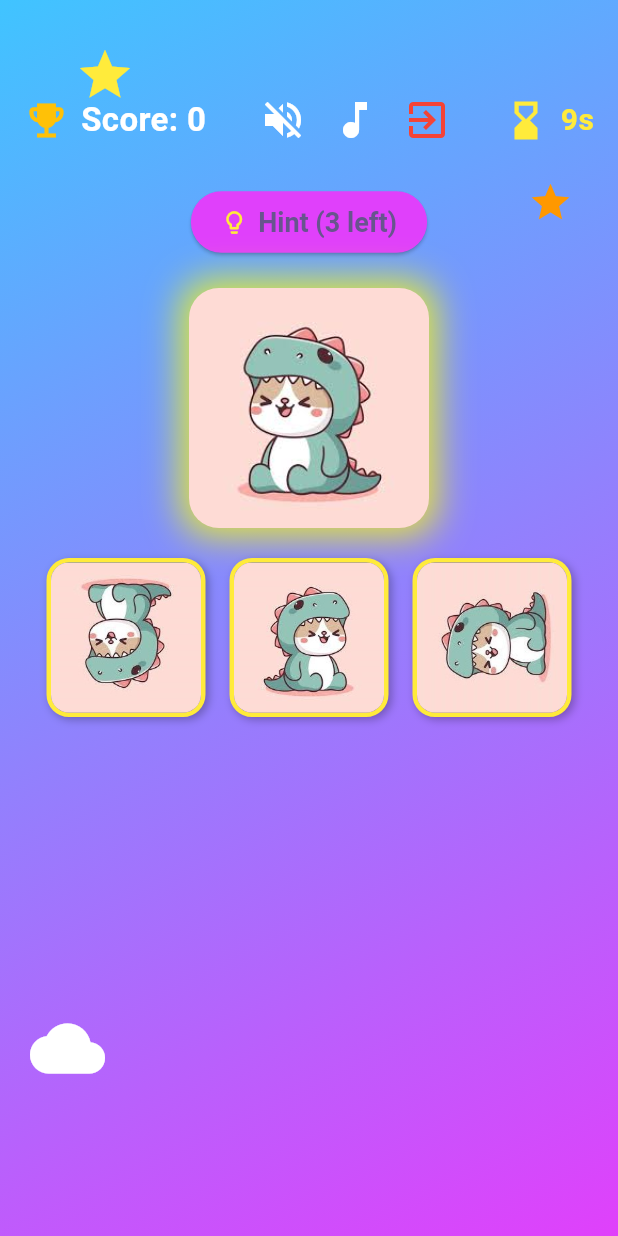
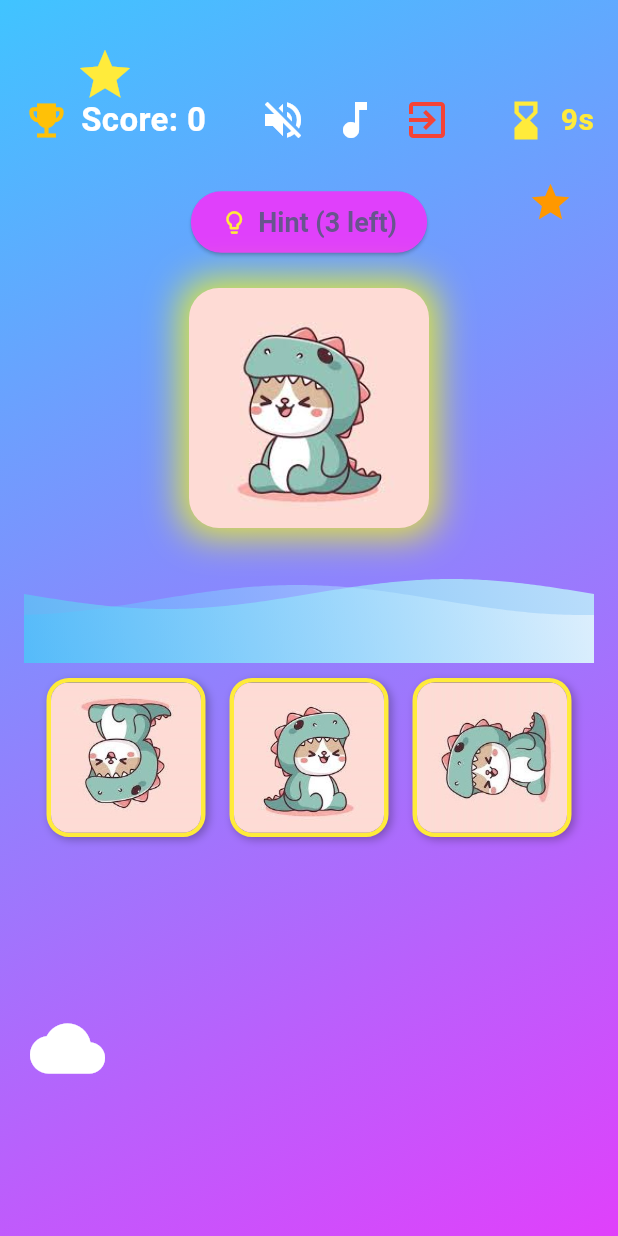
Before and after one commit to Urvisha1103/mirror_image_game, a Flutter app: the QuestionsPage screen opened directly, after a tap on the "volume up" icon, after a tap on "Water Reflection", on a phone screen of 412 x 824 dp. Run offline on Flutter 3.47's test engine with Material 3 defaults, Android fonts, the phone set to English and light mode, and no system bars; drawn by our look-alikes of wave; our stand-ins replace audioplayers, vibration.

Commit message:
add mirror zone and water zone

```diff
--- a/lib/questions_screen.dart
+++ b/lib/questions_screen.dart
@@ -4,6 +4,8 @@ import 'package:mirror_image_game/sound_manager.dart';
 import 'package:mirror_image_game/timer.dart';
 import 'package:provider/provider.dart';
 import 'package:vibration/vibration.dart';
+import 'package:wave/wave.dart';
+import 'package:wave/config.dart';
 
 class QuestionsPage extends StatefulWidget {
   const QuestionsPage({super.key});
@@ -16,8 +18,8 @@ class _QuestionsPageState extends State<QuestionsPage>
     with SingleTickerProviderStateMixin {
   int score = 0;
   int currentIndex = 0;
-  int hintCount = 3; // Number of hints available
-  bool showHint = false; // To show the highlighted answer
+  int hintCount = 3;
+  bool showHint = false;
 
   late AnimationController _animationController;
   late GameTimer gameTimer;
@@ -117,7 +119,6 @@ class _QuestionsPageState extends State<QuestionsPage>
 
     gameTimer.startTimer();
 
-    // Start background music
     SoundManager.playBackgroundMusic();
   }
 
@@ -152,13 +153,13 @@ class _QuestionsPageState extends State<QuestionsPage>
 
     if (isCorrect) {
       SoundManager.playCorrectSound();
-      Vibration.vibrate(duration: 100); // short vibration for rigth answer
+      Vibration.vibrate(duration: 100);
       setState(() {
         score += 10;
       });
     } else {
       SoundManager.playWrongSound();
-      Vibration.vibrate(duration: 300); // longer vibration for wrong answer
+      Vibration.vibrate(duration: 300);
       setState(() {
         score = max(0, score - 5);
       });
@@ -228,31 +229,23 @@ class _QuestionsPageState extends State<QuestionsPage>
           shape:
               RoundedRectangleBorder(borderRadius: BorderRadius.circular(20)),
           backgroundColor: const Color.fromARGB(255, 248, 247, 152),
-          title: const Text(
-            "Exit Game?",
-            style: TextStyle(fontSize: 22, fontWeight: FontWeight.bold),
-          ),
-          content: const Text(
-            "Are you sure you want to exit?",
-            style: TextStyle(fontSize: 18),
-          ),
+          title: const Text("Exit Game?",
+              style: TextStyle(fontSize: 22, fontWeight: FontWeight.bold)),
+          content: const Text("Are you sure you want to exit?",
+              style: TextStyle(fontSize: 18)),
           actions: [
             TextButton(
               onPressed: () => Navigator.of(context).pop(),
-              child: const Text(
-                "No",
-                style: TextStyle(fontSize: 18, color: Colors.blue),
-              ),
+              child: const Text("No",
+                  style: TextStyle(fontSize: 18, color: Colors.blue)),
             ),
             TextButton(
               onPressed: () {
                 Navigator.of(context).pop();
-                Navigator.of(context).pop(); // Exits game screen
+                Navigator.of(context).pop();
               },
-              child: const Text(
-                "Yes",
-                style: TextStyle(fontSize: 18, color: Colors.red),
-              ),
+              child: const Text("Yes",
+                  style: TextStyle(fontSize: 18, color: Colors.red)),
             ),
           ],
         );
@@ -280,18 +273,15 @@ class _QuestionsPageState extends State<QuestionsPage>
                 const Positioned(
                     top: 30,
                     left: 50,
-                  child: Icon(Icons.star, color: Colors.yellow, size: 40),
-                ),
+                    child: Icon(Icons.star, color: Colors.yellow, size: 40)),
                 const Positioned(
                     top: 120,
                     right: 30,
-                  child: Icon(Icons.star, color: Colors.orange, size: 30),
-                ),
+                    child: Icon(Icons.star, color: Colors.orange, size: 30)),
                 const Positioned(
                     bottom: 100,
                     left: 20,
-                  child: Icon(Icons.cloud, color: Colors.white, size: 50),
-                ),
+                    child: Icon(Icons.cloud, color: Colors.white, size: 50)),
                 Padding(
                   padding: const EdgeInsets.all(16.0),
                   child: Column(
@@ -300,93 +290,59 @@ class _QuestionsPageState extends State<QuestionsPage>
                       Row(
                         mainAxisAlignment: MainAxisAlignment.spaceBetween,
                         children: [
-                          Row(
-                            children: [
+                          Row(children: [
                             const Icon(Icons.emoji_events,
                                 color: Colors.amber, size: 30),
                             const SizedBox(width: 8),
-                              Text(
-                                "Score: $score",
+                            Text("Score: $score",
                                 style: const TextStyle(
                                     fontSize: 22,
                                     fontWeight: FontWeight.bold,
-                                  color: Colors.white,
-                                ),
-                              ),
-                            ],
-                          ),
-
-                          // Buttons Row
-                          Row(
-                            children: [
-                              // Sound Effects Toggle Button
+                                    color: Colors.white)),
+                          ]),
+                          Row(children: [
                             IconButton(
                                 icon: Icon(
                                     SoundManager.soundEnabled
                                         ? Icons.volume_up
                                         : Icons.volume_off,
-                                  color: Colors.white,
-                                ),
+                                    color: Colors.white),
                                 iconSize: 32,
                                 tooltip: "Toggle Sound Effects",
-                                onPressed: () {
-                                  setState(() {
-                                    SoundManager.toggleSoundEffects();
-                                  });
-                                },
-                              ),
-
-                              // Background Music Toggle Button
+                                onPressed: () => setState(
+                                    () => SoundManager.toggleSoundEffects())),
                             IconButton(
                                 icon: Icon(
                                     SoundManager.musicEnabled
                                         ? Icons.music_note
                                         : Icons.music_off,
-                                  color: Colors.white,
-                                ),
+                                    color: Colors.white),
                                 iconSize: 32,
                                 tooltip: "Toggle Background Music",
-                                onPressed: () {
-                                  setState(() {
-                                    SoundManager.toggleBackgroundMusic();
-                                  });
-                                },
-                              ),
-
-                              // Exit Button
+                                onPressed: () => setState(() =>
+                                    SoundManager.toggleBackgroundMusic())),
                             IconButton(
                                 icon: const Icon(Icons.exit_to_app,
                                     color: Colors.red),
                                 iconSize: 32,
                                 tooltip: "Exit Game",
-                                onPressed: () {
-                                  _showExitConfirmationDialog();
-                                },
-                              ),
-                            ],
-                          ),
-                          Row(
-                            children: [
+                                onPressed: _showExitConfirmationDialog),
+                          ]),
+                          Row(children: [
                             const Icon(Icons.hourglass_bottom,
                                 color: Colors.yellow, size: 30),
                             const SizedBox(width: 8),
                             Consumer<GameTimer>(
-                                builder: (context, timer, child) {
-                                  return Text(
+                                builder: (context, timer, child) => Text(
                                     "${timer.timeLeft}s",
                                     style: const TextStyle(
                                         fontSize: 20,
                                         fontWeight: FontWeight.bold,
-                                      color: Colors.yellow,
-                                    ),
-                                  );
-                                },
-                              ),
+                                        color: Colors.yellow))),
+                          ]),
                         ],
                       ),
-                        ],
-                      ),
-                      const SizedBox(height: 20),
+                      const SizedBox(height: 40),
                       ElevatedButton.icon(
                         onPressed: useHint,
                         icon: const Icon(Icons.lightbulb_outline,
@@ -400,19 +356,13 @@ class _QuestionsPageState extends State<QuestionsPage>
                               fontSize: 18, fontWeight: FontWeight.bold),
                         ),
                       ),
-                      const SizedBox(height: 20),
-                      Container(
-                        decoration: BoxDecoration(
-                          borderRadius: BorderRadius.circular(20),
-                          boxShadow: [
-                            BoxShadow(
-                              color: Colors.yellowAccent
-                                  .withOpacity(0.8), // Glowing effect color
-                              blurRadius: 20, // Intensity of the glow
-                              spreadRadius: 5, // How far it spreads
-                            ),
-                          ],
-                        ),
+                      const SizedBox(height: 30),
+                      Row(
+                        mainAxisAlignment: MainAxisAlignment.center,
+                        children: [
+                          Padding(
+                            padding:
+                                const EdgeInsets.only(left: 30), // shift right
                             child: ClipRRect(
                               borderRadius: BorderRadius.circular(20),
                               child: Image.asset(
@@ -423,6 +373,13 @@ class _QuestionsPageState extends State<QuestionsPage>
                               ),
                             ),
                           ),
+
+                          const SizedBox(width: 12),
+
+                          // Mirror zone with wave animation
+                          buildMirrorZone(160),
+                        ],
+                      ),
                       const SizedBox(height: 20),
                       Row(
                         mainAxisAlignment: MainAxisAlignment.center,
@@ -430,10 +387,9 @@ class _QuestionsPageState extends State<QuestionsPage>
                             .map<Widget>((option) {
                           bool isCorrect =
                               option == gameData[currentIndex]['correct'];
-
                           return Padding(
-                            padding: const EdgeInsets.symmetric(
-                                horizontal: 8.0), // Space between options
+                            padding:
+                                const EdgeInsets.symmetric(horizontal: 8.0),
                             child: GestureDetector(
                               onTap: () => checkAnswer(option),
                               child: Container(
@@ -443,19 +399,16 @@ class _QuestionsPageState extends State<QuestionsPage>
                                           ? Colors.green
                                           : Colors.yellow,
                                       width: showHint && isCorrect ? 6 : 3),
-                                  borderRadius: BorderRadius.circular(
-                                      15), // Rounded corners
-                                  boxShadow: [
+                                  borderRadius: BorderRadius.circular(15),
+                                  boxShadow: const [
                                     BoxShadow(
                                         color: Colors.black26,
                                         blurRadius: 4,
-                                      offset: Offset(2, 2), // Adds depth
-                                    ),
+                                        offset: Offset(2, 2))
                                   ],
                                 ),
                                 child: ClipRRect(
-                                  borderRadius: BorderRadius.circular(
-                                      12), // Match border radius
+                                  borderRadius: BorderRadius.circular(12),
                                   child: Image.asset(option,
                                       width: 100,
                                       height: 100,
@@ -477,3 +430,61 @@ class _QuestionsPageState extends State<QuestionsPage>
     );
   }
 }
+
+Widget buildMirrorZone(double size) {
+  return Container(
+    width: size,
+    height: size,
+    decoration: BoxDecoration(
+      borderRadius: BorderRadius.circular(20),
+      boxShadow: [
+        BoxShadow(
+          color: Colors.blueAccent.withOpacity(0.4),
+          blurRadius: 12,
+          spreadRadius: 2,
+        ),
+      ],
+    ),
+    child: Stack(
+      children: [
+        WaveWidget(
+          config: CustomConfig(
+            gradients: [
+              [Colors.cyanAccent, Colors.blueAccent],
+              [Colors.purpleAccent, Colors.deepPurpleAccent],
+            ],
+            durations: [3000, 19440],
+            heightPercentages: [0.25, 0.26],
+            blur: const MaskFilter.blur(BlurStyle.normal, 6),
+            gradientBegin: Alignment.topLeft,
+            gradientEnd: Alignment.bottomRight,
+          ),
+          waveAmplitude: 0,
+          backgroundColor: Colors.transparent,
+          size: Size(double.infinity, double.infinity),
+        ),
+        Align(
+          alignment: Alignment.bottomCenter,
+          child: Padding(
+            padding: const EdgeInsets.all(6.0),
+            child: Text(
+              '✨ Mirror ✨',
+              style: TextStyle(
+                color: Colors.white,
+                fontSize: 16,
+                fontWeight: FontWeight.bold,
+                shadows: [
+                  Shadow(
+                    offset: Offset(1, 1),
+                    blurRadius: 4,
+                    color: Colors.purpleAccent,
+                  ),
+                ],
+              ),
+            ),
+          ),
+        ),
+      ],
+    ),
+  );
+}
--- a/lib/sound_manager.dart
+++ b/lib/sound_manager.dart
@@ -27,7 +27,7 @@ class SoundManager {
 
       // Gradually increase volume (fade-in effect)
       for (double volume = 0.0; volume <= 1.0; volume += 0.1) {
-        await Future.delayed(Duration(milliseconds: 100));
+        await Future.delayed(const Duration(milliseconds: 100));
         await _bgPlayer.setVolume(volume);
       }
     }
@@ -36,7 +36,7 @@ class SoundManager {
   static Future<void> stopBackgroundMusic() async {
     // Gradually decrease volume (fade-out effect)
     for (double volume = 1.0; volume >= 0.0; volume -= 0.1) {
-      await Future.delayed(Duration(milliseconds: 100));
+      await Future.delayed(const Duration(milliseconds: 100));
       await _bgPlayer.setVolume(volume);
     }
     await _bgPlayer.stop();
--- a/lib/waterRef_question.dart
+++ b/lib/waterRef_question.dart
@@ -4,6 +4,8 @@ import 'package:mirror_image_game/sound_manager.dart';
 import 'package:mirror_image_game/timer.dart';
 import 'package:provider/provider.dart';
 import 'package:vibration/vibration.dart';
+import 'package:wave/wave.dart';
+import 'package:wave/config.dart';
 
 class WaterrefQuestion extends StatefulWidget {
   const WaterrefQuestion({super.key});
@@ -423,7 +425,34 @@ class _WaterrefQuestionState extends State<WaterrefQuestion>
                           ),
                         ),
                       ),
-                      const SizedBox(height: 20),
+                      const SizedBox(height: 10),
+
+                      // 🌊 Wave Effect in the Middle
+                      SizedBox(
+                        height: 80,
+                        width: double.infinity,
+                        child: WaveWidget(
+                          config: CustomConfig(
+                            gradients: [
+                              [Colors.blue.shade300, Colors.blue.shade100],
+                              [
+                                Colors.lightBlueAccent.withOpacity(0.4),
+                                Colors.white54
+                              ],
+                            ],
+                            durations: [32000, 21000],
+                            heightPercentages: [0.3, 0.35],
+                            blur: const MaskFilter.blur(BlurStyle.solid, 4),
+                            gradientBegin: Alignment.bottomLeft,
+                            gradientEnd: Alignment.topRight,
+                          ),
+                          backgroundColor: Colors.transparent,
+                          size: const Size(double.infinity, double.infinity),
+                          waveAmplitude: 0,
+                        ),
+                      ),
+                      const SizedBox(height: 10),
+
                       Row(
                         mainAxisAlignment: MainAxisAlignment.center,
                         children: gameData[currentIndex]['options']
@@ -445,7 +474,7 @@ class _WaterrefQuestionState extends State<WaterrefQuestion>
                                       width: showHint && isCorrect ? 6 : 3),
                                   borderRadius: BorderRadius.circular(
                                       15), // Rounded corners
-                                  boxShadow: [
+                                  boxShadow: const [
                                     BoxShadow(
                                       color: Colors.black26,
                                       blurRadius: 4,
--- a/pubspec.yaml
+++ b/pubspec.yaml
@@ -41,6 +41,7 @@ dependencies:
   flare_flutter: ^3.0.2
   rive: ^0.11.2
   vibration: ^1.7.0
+  wave: ^0.2.0
 
 
 dev_dependencies:
```
Also changed, not shown: pubspec.lock. Lines whose indentation alone changed are shown as unchanged.
